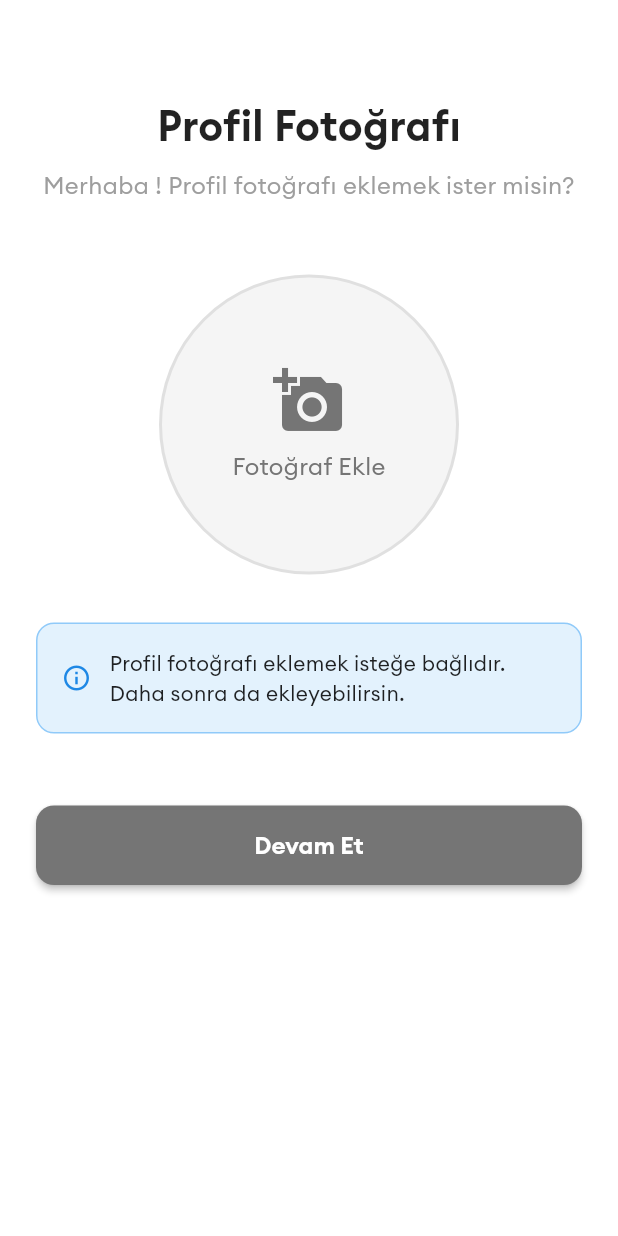
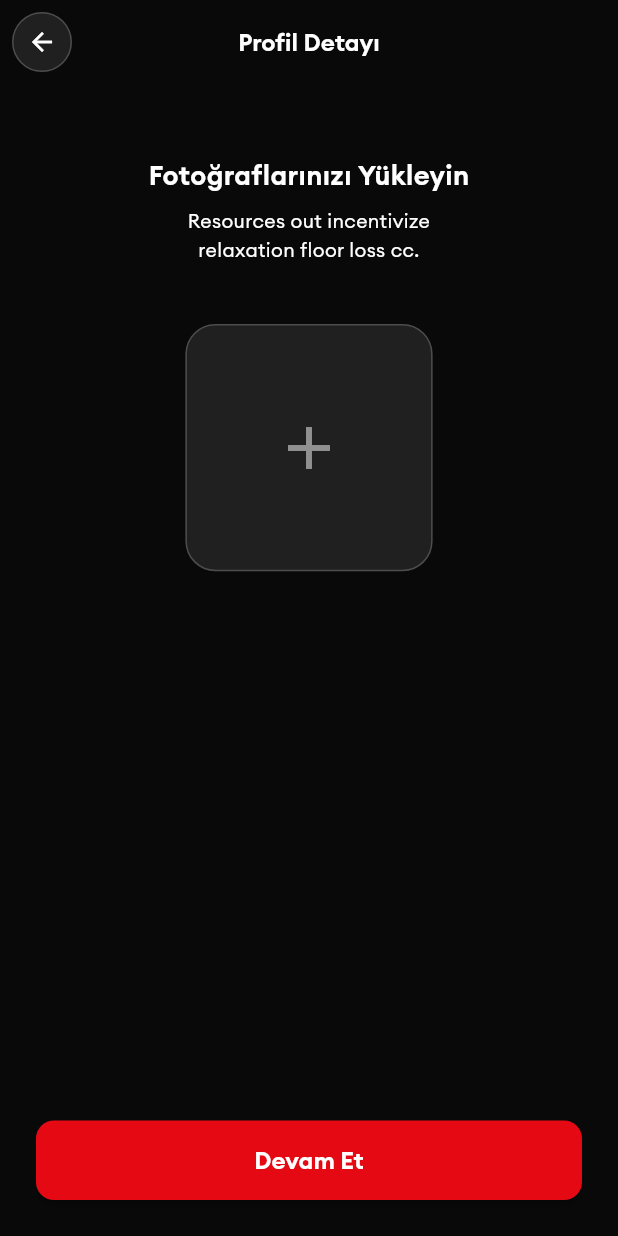
Before and after one commit to BarisAdaliDag/movie-app-case, a Flutter app: the _PhotoUploadPageView screen opened directly with empty values, on a phone screen of 412 x 824 dp. Run offline on Flutter 3.47's test engine with Material 3 defaults, Android fonts, the phone set to English and light mode, and no system bars; our stand-ins replace dio, flutter_bloc, flutter_secure_storage, flutter_svg, gap, get_it and 4 more; accounts and stored records are empty.

Commit message:
login ui complate

```diff
--- a/lib/features/presentation/photo_upload/view/photo_upload_page.dart
+++ b/lib/features/presentation/photo_upload/view/photo_upload_page.dart
@@ -4,6 +4,8 @@ import 'package:flutter/material.dart';
 import 'package:flutter_bloc/flutter_bloc.dart';
 import 'package:image_picker/image_picker.dart';
 import 'package:movieapp/core/getIt/get_It.dart';
+import 'package:movieapp/core/theme/app_colors.dart';
+import 'package:movieapp/core/theme/text_styles.dart';
 import 'package:movieapp/core/utils/snackbar_helper.dart';
 import 'package:movieapp/features/data/models/auth/user_model.dart';
 import 'package:movieapp/features/data/cubit/auth_cubit.dart';
@@ -13,6 +15,7 @@ import 'package:movieapp/features/presentation/photo_upload/cubit/photo_upload_s
 import 'package:movieapp/features/presentation/profile/profile_page.dart';
 import 'package:movieapp/core/widgets/custom_button.dart';
 import 'package:permission_handler/permission_handler.dart';
+import 'package:responsive_sizer/responsive_sizer.dart';
 
 class PhotoUploadPage extends StatelessWidget {
   final UserModel user;
@@ -39,7 +42,24 @@ class _PhotoUploadPageView extends StatelessWidget {
   @override
   Widget build(BuildContext context) {
     return Scaffold(
-      backgroundColor: Colors.white,
+      appBar: AppBar(
+        backgroundColor: Colors.transparent,
+        elevation: 0,
+        leading: Container(
+          margin: const EdgeInsets.all(8),
+          decoration: BoxDecoration(
+            color: AppColors.white10Opacity,
+            borderRadius: BorderRadius.circular(22),
+            border: Border.all(color: AppColors.white20Opacity, width: 1),
+          ),
+          child: IconButton(
+            onPressed: () => Navigator.of(context).pop(),
+            icon: const Icon(Icons.arrow_back, color: AppColors.white, size: 20),
+          ),
+        ),
+        title: Text('Profil Detayı', style: AppTextStyles.bodyLarge.copyWith(fontWeight: FontWeight.w600)),
+        centerTitle: true,
+      ),
       body: BlocListener<AuthCubit, AuthState>(
         listener: (context, authState) {
           if (authState.errorMessage != null) {
@@ -55,116 +75,78 @@ class _PhotoUploadPageView extends StatelessWidget {
             }
           },
           child: SafeArea(
-            child: SingleChildScrollView(
+            child: Padding(
               padding: const EdgeInsets.all(24),
               child: BlocBuilder<PhotoUploadCubit, PhotoUploadState>(
                 builder: (context, formState) {
                   return BlocBuilder<AuthCubit, AuthState>(
                     builder: (context, authState) {
                       return Column(
+                        crossAxisAlignment: CrossAxisAlignment.start,
                         children: [
+                          const SizedBox(height: 24),
+
+                          // Title
+                          Center(child: Text('Fotoğraflarınızı Yükleyin', style: AppTextStyles.headline3)),
+                          const SizedBox(height: 8),
+
+                          // Subtitle
+                          Center(
+                            child: Text(
+                              'Resources out incentivize \nrelaxation floor loss cc.',
+                              textAlign: TextAlign.center,
+                              style: AppTextStyles.bodyMedium.copyWith(color: AppColors.white),
+                            ),
+                          ),
+
                           const SizedBox(height: 40),
 
-                          // Header
-                          const Text(
-                            'Profil Fotoğrafı',
-                            style: TextStyle(fontSize: 28, fontWeight: FontWeight.bold, color: Colors.black87),
-                          ),
-                          const SizedBox(height: 8),
-                          Text(
-                            'Merhaba ${user.name}! Profil fotoğrafı eklemek ister misin?',
-                            textAlign: TextAlign.center,
-                            style: const TextStyle(fontSize: 16, color: Colors.grey),
-                          ),
-
-                          const SizedBox(height: 48),
-
-                          // Photo Preview
-                          GestureDetector(
+                          // Photo Upload Area
+                          Center(
+                            child: GestureDetector(
                               onTap:
                                   authState.isLoading
                                       ? null
                                       : () => context.read<PhotoUploadCubit>().pickImageFromGallery(),
                               child: Container(
-                              width: 200,
-                              height: 200,
+                                width: (40).w,
+                                height: (40).w,
                                 decoration: BoxDecoration(
-                                color: Colors.grey.shade100,
-                                borderRadius: BorderRadius.circular(100),
-                                border: Border.all(color: Colors.grey.shade300, width: 2),
+                                  color: AppColors.white10Opacity,
+                                  borderRadius: BorderRadius.circular(20),
+                                  border: Border.all(color: AppColors.white20Opacity, width: 1),
                                 ),
                                 child:
                                     authState.isLoading
-                                      ? const Center(child: CircularProgressIndicator())
+                                        ? const Center(child: CircularProgressIndicator(color: AppColors.white))
                                         : formState.selectedImage != null
                                         ? ClipRRect(
-                                        borderRadius: BorderRadius.circular(98),
+                                          borderRadius: BorderRadius.circular(19),
                                           child: Image.file(formState.selectedImage!, fit: BoxFit.cover),
                                         )
-                                      : Column(
-                                        mainAxisAlignment: MainAxisAlignment.center,
-                                        children: [
-                                          Icon(Icons.add_a_photo, size: 48, color: Colors.grey.shade600),
-                                          const SizedBox(height: 8),
-                                          Text(
-                                            'Fotoğraf Ekle',
-                                            style: TextStyle(
-                                              fontSize: 16,
-                                              color: Colors.grey.shade600,
-                                              fontWeight: FontWeight.w500,
+                                        : const Center(
+                                          child: Icon(Icons.add, size: 48, color: AppColors.textSecondary),
                                         ),
-                                          ),
-                                        ],
                               ),
                             ),
                           ),
 
-                          const SizedBox(height: 32),
+                          const Spacer(),
 
-                          // Info Text
-                          Container(
-                            padding: const EdgeInsets.all(16),
-                            decoration: BoxDecoration(
-                              color: Colors.blue.shade50,
-                              borderRadius: BorderRadius.circular(12),
-                              border: Border.all(color: Colors.blue.shade200),
-                            ),
-                            child: Row(
-                              children: [
-                                Icon(Icons.info_outline, color: Colors.blue.shade600, size: 20),
-                                const SizedBox(width: 12),
-                                const Expanded(
-                                  child: Text(
-                                    'Profil fotoğrafı eklemek isteğe bağlıdır. Daha sonra da ekleyebilirsin.',
-                                    style: TextStyle(fontSize: 14, color: Colors.black87),
-                                  ),
-                                ),
-                              ],
-                            ),
-                          ),
-
-                          const SizedBox(height: 48),
-
-                          // Upload Button
-                          if (formState.selectedImage != null) ...[
+                          // Continue Button
                           CustomButton(
-                              text: 'Fotoğrafı Yükle',
-                              onPressed: () => context.read<PhotoUploadCubit>().uploadPhoto(context),
-                              isLoading: authState.isLoading,
-                              backgroundColor: Colors.green,
-                            ),
-                            const SizedBox(height: 16),
-                          ],
-
-                          // Skip Button
-                          CustomButton(
-                            text: formState.selectedImage != null ? 'Şimdilik Atla' : 'Devam Et',
+                            text: 'Devam Et',
                             onPressed:
                                 authState.isLoading
                                     ? null
-                                    : () => context.read<PhotoUploadCubit>().skipPhotoUpload(context),
-                            isLoading: false,
-                            backgroundColor: Colors.grey.shade600,
+                                    : () {
+                                      if (formState.selectedImage != null) {
+                                        context.read<PhotoUploadCubit>().uploadPhoto(context);
+                                      } else {
+                                        context.read<PhotoUploadCubit>().skipPhotoUpload(context);
+                                      }
+                                    },
+                            isLoading: authState.isLoading,
                           ),
                         ],
                       );
--- a/lib/features/presentation/profile/profile_page.dart
+++ b/lib/features/presentation/profile/profile_page.dart
@@ -5,6 +5,7 @@ import 'package:movieapp/features/data/cubit/auth_state.dart';
 import 'package:movieapp/features/presentation/login/view/login_page.dart';
 import 'package:movieapp/core/widgets/custom_button.dart';
 import 'package:movieapp/core/widgets/loading_widget.dart';
+import 'package:movieapp/features/presentation/photo_upload/view/photo_upload_page.dart';
 
 class ProfilePage extends StatelessWidget {
   const ProfilePage({super.key});
@@ -35,6 +36,26 @@ class ProfilePage extends StatelessWidget {
   Widget build(BuildContext context) {
     return Scaffold(
       backgroundColor: Colors.grey.shade50,
+      appBar: AppBar(
+        backgroundColor: Colors.white,
+        elevation: 0,
+        title: const Text('Profile', style: TextStyle(color: Colors.black87)),
+        actions: [
+          Builder(
+            builder: (context) {
+              final state = context.watch<AuthCubit>().state;
+              if (state.user == null) return const SizedBox.shrink();
+              return IconButton(
+                icon: const Icon(Icons.add_a_photo, color: Colors.blue),
+                tooltip: 'Upload Photo',
+                onPressed: () {
+                  Navigator.of(context).push(MaterialPageRoute(builder: (_) => PhotoUploadPage(user: state.user!)));
+                },
+              );
+            },
+          ),
+        ],
+      ),
       body: BlocConsumer<AuthCubit, AuthState>(
         listener: (context, state) {
           if (!state.isAuthenticated && !state.isLoading) {
```
Lines whose indentation alone changed are shown as unchanged.
